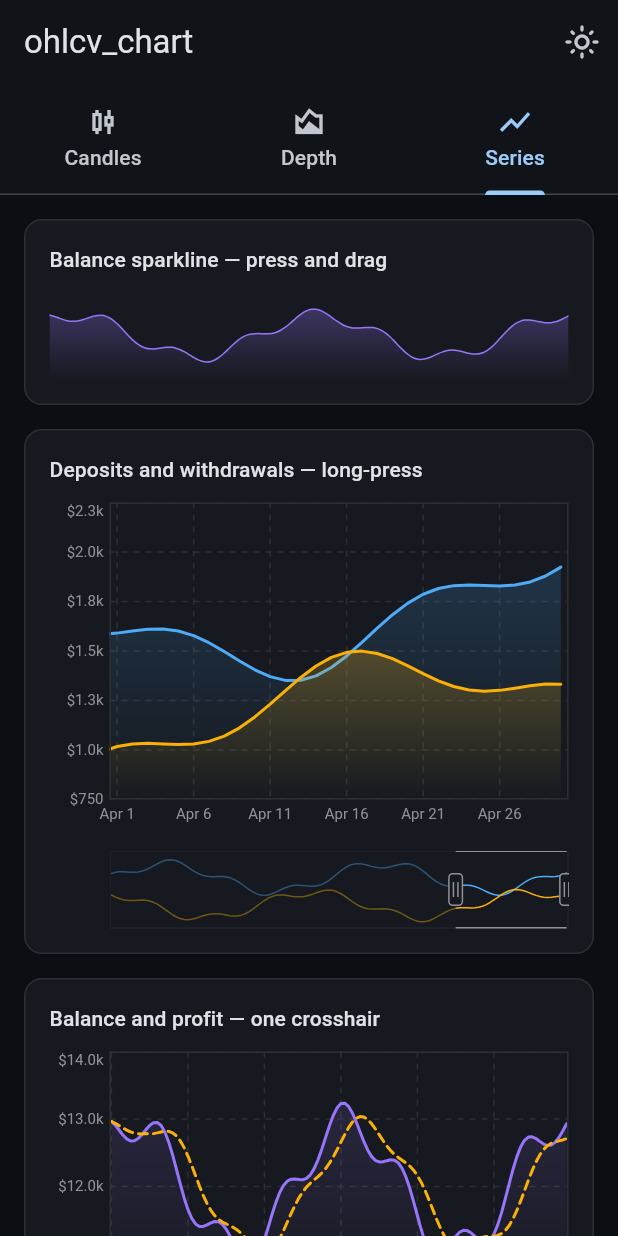
After one commit to CtrlAltDevelop/ohlcv_chart, a Flutter app: the screen it shows after launch, tab 3 chosen, on a phone screen of 412 x 824 dp. The commit adds this screen. Run offline on Flutter 3.47's test engine with Material 3 defaults, Android fonts, the phone set to English and light mode, and no system bars; our stand-ins replace decimal.

Commit message:
feat: show series charts in the example
A third tab, Series, draws the four shapes a business app asks for: a
sparkline with a press tooltip, two series over a window of long data with a
range selector, a balance panel and a profit panel sharing one crosshair, and
a return line split at zero. A smoke test builds it at both layouts and in
both palettes.

```diff
--- a/example/lib/main.dart
+++ b/example/lib/main.dart
@@ -3,6 +3,7 @@ import 'package:flutter/material.dart';
 import 'src/chart_page.dart';
 import 'src/demo_state.dart';
 import 'src/depth_page.dart';
+import 'src/series_page.dart';
 
 void main() => runApp(const ExampleApp());
 
@@ -57,7 +58,7 @@ class _Home extends StatefulWidget {
 }
 
 class _HomeState extends State<_Home> with SingleTickerProviderStateMixin {
-  late final TabController _tabs = TabController(length: 2, vsync: this);
+  late final TabController _tabs = TabController(length: 3, vsync: this);
 
   @override
   void dispose() {
@@ -88,6 +89,7 @@ class _HomeState extends State<_Home> with SingleTickerProviderStateMixin {
           tabs: const [
             Tab(icon: Icon(Icons.candlestick_chart_outlined), text: 'Candles'),
             Tab(icon: Icon(Icons.area_chart_outlined), text: 'Depth'),
+            Tab(icon: Icon(Icons.show_chart), text: 'Series'),
           ],
         ),
       ),
@@ -96,6 +98,7 @@ class _HomeState extends State<_Home> with SingleTickerProviderStateMixin {
         children: [
           ChartPage(state: widget.state),
           DepthPage(state: widget.state),
+          SeriesPage(state: widget.state),
         ],
       ),
     );
--- /dev/null
+++ b/example/lib/src/series_page.dart
@@ -0,0 +1,345 @@
+import 'dart:math' as math;
+
+import 'package:flutter/material.dart';
+import 'package:ohlcv_chart/ohlcv_chart.dart';
+
+import 'demo_state.dart';
+
+/// Business charts drawn with `SeriesChart`: a sparkline, several series over
+/// a window of long data, two panels sharing one crosshair, and a line split
+/// at zero.
+class SeriesPage extends StatefulWidget {
+  /// Creates the series demo over [state].
+  const SeriesPage({required this.state, super.key});
+
+  /// The demo's settings, shared with the other pages.
+  final DemoState state;
+
+  @override
+  State<SeriesPage> createState() => _SeriesPageState();
+}
+
+class _SeriesPageState extends State<SeriesPage> {
+  static const _days = 120;
+  static const _purple = Color(0xFF9775FA);
+  static const _blue = Color(0xFF4DABF7);
+  static const _amber = Color(0xFFFAB005);
+  static const _green = Color(0xFF12B886);
+  static const _red = Color(0xFFFA5252);
+  static const _months = [
+    'Jan', 'Feb', 'Mar', 'Apr', 'May', 'Jun', //
+    'Jul', 'Aug', 'Sep', 'Oct', 'Nov', 'Dec',
+  ];
+
+  final SeriesChartController _crosshair = SeriesChartController();
+  SeriesWindow _window = const SeriesWindow(_days - 30, _days - 1);
+  int? _sparkIndex;
+
+  late final List<DateTime> _dates = [
+    for (var i = 0; i < _days; i++) DateTime(2026).add(Duration(days: i)),
+  ];
+  late final List<String> _monthLabels = [
+    for (final d in _dates) d.day == 1 ? _months[d.month - 1] : '',
+  ];
+  late final List<double> _deposits = _walk(1800, 0.2, 0);
+  late final List<double> _withdrawals = _walk(1100, 0.3, 2);
+  late final List<double> _balance = _walk(12000, 0.08, 1);
+  late final List<double> _average = [
+    for (var i = 0; i < _days; i++)
+      _balance.sublist(math.max(0, i - 9), i + 1).reduce((a, b) => a + b) /
+          (i - math.max(0, i - 9) + 1),
+  ];
+  late final List<double> _profit = [
+    0,
+    for (var i = 1; i < _days; i++) _balance[i] - _balance[i - 1],
+  ];
+  late final List<double> _roi = [
+    for (var i = 0; i < 40; i++) math.sin(i / 5) * 12 + i * 0.25 - 4,
+  ];
+
+  static List<double> _walk(double base, double swing, double phase) => [
+    for (var i = 0; i < _days; i++)
+      base +
+          math.sin(i / 9 + phase) * base * swing +
+          math.cos(i / 2.5 + phase) * base * swing * 0.3,
+  ];
+
+  static String _usd(double v) =>
+      '\$${v.abs() >= 1000 ? '${(v / 1000).toStringAsFixed(1)}k' : v.toStringAsFixed(0)}';
+
+  String _date(int index) {
+    final d = _dates[index.clamp(0, _days - 1)];
+    return '${_months[d.month - 1]} ${d.day}';
+  }
+
+  @override
+  void dispose() {
+    _crosshair.dispose();
+    super.dispose();
+  }
+
+  @override
+  Widget build(BuildContext context) {
+    return AnimatedBuilder(
+      animation: widget.state,
+      builder: (context, _) {
+        final dark = widget.state.dark;
+        final grid = dark ? const Color(0xFF2C2E33) : const Color(0xFFDEE2E6);
+        final paper = dark ? const Color(0xFF16191F) : Colors.white;
+        final tooltip = SeriesTooltip(
+          backgroundColor: dark ? const Color(0xFF25282E) : Colors.white,
+          borderColor: grid,
+          valueStyle: TextStyle(color: dark ? Colors.white : Colors.black87),
+          titleStyle: TextStyle(color: dark ? Colors.white60 : Colors.black54),
+          valueFormatter: (v) => _usd(v.value),
+          title: (d) => _date(d.index),
+        );
+
+        return ListView(
+          padding: const EdgeInsets.all(16),
+          children: [
+            _card(context, paper, grid, 'Balance sparkline — press and drag', [
+              SizedBox(
+                height: 58,
+                child: SeriesChart(
+                  series: [
+                    LineSeries.values(
+                      _balance,
+                      color: _purple,
+                      width: _sparkIndex == null ? 1 : 2,
+                      curve: LineCurve.monotone,
+                      fill: SeriesFill.fade(_purple, opacity: 0.3),
+                      dotBuilder: _sparkIndex == null
+                          ? null
+                          : (i, _) => i == _sparkIndex
+                                ? const SeriesDot(radius: 3)
+                                : null,
+                    ),
+                  ],
+                  xAxis: SeriesXAxis.hidden,
+                  yAxis: SeriesYAxis.hidden,
+                  grid: SeriesGrid.none,
+                  touch: SeriesTouch(
+                    line: null,
+                    showMarkers: false,
+                    tooltip: SeriesTooltip(
+                      placement: SeriesTooltipPlacement.above,
+                      backgroundColor: tooltip.backgroundColor,
+                      borderColor: grid,
+                      valueStyle: tooltip.valueStyle,
+                      titleStyle: tooltip.titleStyle,
+                      valueFormatter: tooltip.valueFormatter,
+                      title: tooltip.title,
+                    ),
+                  ),
+                  onTouch: (d) => setState(() => _sparkIndex = d?.index),
+                  animationDuration: const Duration(milliseconds: 600),
+                ),
+              ),
+            ]),
+            _card(
+              context,
+              paper,
+              grid,
+              'Deposits and withdrawals — long-press',
+              [
+                SizedBox(
+                  height: 220,
+                  child: SeriesChart(
+                    series: [
+                      LineSeries.values(
+                        _deposits,
+                        label: 'Deposits',
+                        color: _blue,
+                        fill: SeriesFill.fade(_blue),
+                      ),
+                      LineSeries.values(
+                        _withdrawals,
+                        label: 'Withdrawals',
+                        color: _amber,
+                        fill: SeriesFill.fade(_amber),
+                      ),
+                    ],
+                    minX: _window.start - 0.5,
+                    maxX: _window.end + 0.5,
+                    xAxis: SeriesXAxis(labels: _labelsFor(_window)),
+                    yAxis: SeriesYAxis(width: 40, formatter: _usd),
+                    grid: SeriesGrid(color: grid, dashPattern: const [4, 4]),
+                    border: BorderSide(color: grid),
+                    touch: SeriesTouch(
+                      trigger: SeriesTouchTrigger.longPress,
+                      tooltip: tooltip,
+                    ),
+                  ),
+                ),
+                const SizedBox(height: 12),
+                Padding(
+                  padding: const EdgeInsets.only(left: 40),
+                  child: SeriesRangeSelector(
+                    series: [
+                      LineSeries.values(_deposits, color: _blue, width: 1),
+                      LineSeries.values(_withdrawals, color: _amber, width: 1),
+                    ],
+                    window: _window,
+                    minSpan: 4,
+                    border: BorderSide(color: grid),
+                    maskColor: paper.withValues(alpha: 0.6),
+                    handleColor: paper,
+                    onChanged: (next) => setState(() => _window = next),
+                  ),
+                ),
+              ],
+            ),
+            _card(context, paper, grid, 'Balance and profit — one crosshair', [
+              SizedBox(
+                height: 180,
+                child: SeriesChart(
+                  series: [
+                    LineSeries.values(
+                      _balance,
+                      label: 'Balance',
+                      color: _purple,
+                      fill: SeriesFill.fade(_purple, opacity: 0.14),
+                    ),
+                    LineSeries.values(
+                      _average,
+                      label: 'Average',
+                      color: _amber,
+                      dashPattern: const [6, 4],
+                    ),
+                  ],
+                  xPadding: 0.5,
+                  xAxis: SeriesXAxis.hidden,
+                  yAxis: SeriesYAxis(width: 40, formatter: _usd),
+                  grid: SeriesGrid(color: grid, dashPattern: const [4, 4]),
+                  border: BorderSide(color: grid),
+                  controller: _crosshair,
+                  touch: SeriesTouch(
+                    trigger: SeriesTouchTrigger.longPress,
+                    tooltip: SeriesTooltip(
+                      builder: (context, d) => DecoratedBox(
+                        decoration: BoxDecoration(
+                          color: tooltip.backgroundColor,
+                          border: Border.all(color: grid),
+                          borderRadius: BorderRadius.circular(8),
+                        ),
+                        child: Padding(
+                          padding: const EdgeInsets.all(8),
+                          child: Text(
+                            '${_date(d.index)}\n'
+                            'Balance ${_usd(_balance[d.index])}\n'
+                            'P/L ${_usd(_profit[d.index])}',
+                            style: tooltip.valueStyle,
+                          ),
+                        ),
+                      ),
+                    ),
+                  ),
+                ),
+              ),
+              SizedBox(
+                height: 96,
+                child: SeriesChart(
+                  series: [
+                    BarSeries.values(
+                      _profit,
+                      color: _green,
+                      negativeColor: _red,
+                      radius: 3,
+                      minWidth: 1,
+                      maxWidth: 12,
+                    ),
+                  ],
+                  xAxis: SeriesXAxis(labels: _monthLabels),
+                  yAxis: SeriesYAxis(width: 40, formatter: _usd, tickCount: 3),
+                  grid: SeriesGrid(
+                    vertical: false,
+                    color: grid,
+                    dashPattern: const [4, 4],
+                  ),
+                  border: BorderSide(color: grid),
+                  controller: _crosshair,
+                  touch: const SeriesTouch(
+                    trigger: SeriesTouchTrigger.longPress,
+                    tooltip: null,
+                  ),
+                  animationDuration: const Duration(milliseconds: 450),
+                ),
+              ),
+            ]),
+            _card(context, paper, grid, 'ROI — split at zero', [
+              SizedBox(
+                height: 80,
+                child: SeriesChart(
+                  series: [
+                    LineSeries.values(
+                      _roi,
+                      color: _green,
+                      negativeColor: _red,
+                      width: 1.5,
+                      curve: LineCurve.monotone,
+                      fill: SeriesFill.fade(_green, negativeColor: _red),
+                    ),
+                  ],
+                  includeZero: true,
+                  xAxis: SeriesXAxis.hidden,
+                  yAxis: SeriesYAxis.hidden,
+                  grid: SeriesGrid.none,
+                  referenceLines: [
+                    SeriesReferenceLine.horizontal(
+                      0,
+                      color: grid,
+                      dashPattern: const [3, 3],
+                    ),
+                  ],
+                  touch: SeriesTouch(
+                    markerBuilder: (v) => SeriesDot(radius: 3, color: v.color),
+                    tooltip: SeriesTooltip(
+                      placement: SeriesTooltipPlacement.above,
+                      backgroundColor: tooltip.backgroundColor,
+                      borderColor: grid,
+                      valueStyle: tooltip.valueStyle,
+                      valueFormatter: (v) =>
+                          '${v.value >= 0 ? '+' : ''}${v.value.toStringAsFixed(2)}%',
+                    ),
+                  ),
+                  animationDuration: const Duration(milliseconds: 300),
+                ),
+              ),
+            ]),
+          ],
+        );
+      },
+    );
+  }
+
+  /// Month names inside a window; on a short window, every fifth day instead.
+  List<String> _labelsFor(SeriesWindow window) {
+    if (window.span > 45) return _monthLabels;
+    return [for (var i = 0; i < _days; i++) i % 5 == 0 ? _date(i) : ''];
+  }
+
+  Widget _card(
+    BuildContext context,
+    Color paper,
+    Color border,
+    String title,
+    List<Widget> children,
+  ) => Container(
+    margin: const EdgeInsets.only(bottom: 16),
+    padding: const EdgeInsets.all(16),
+    decoration: BoxDecoration(
+      color: paper,
+      border: Border.all(color: border),
+      borderRadius: BorderRadius.circular(12),
+    ),
+    child: Column(
+      crossAxisAlignment: CrossAxisAlignment.stretch,
+      children: [
+        Text(title, style: Theme.of(context).textTheme.titleSmall),
+        const SizedBox(height: 12),
+        ...children,
+      ],
+    ),
+  );
+}
```
Also changed, not shown: 1 other file.
